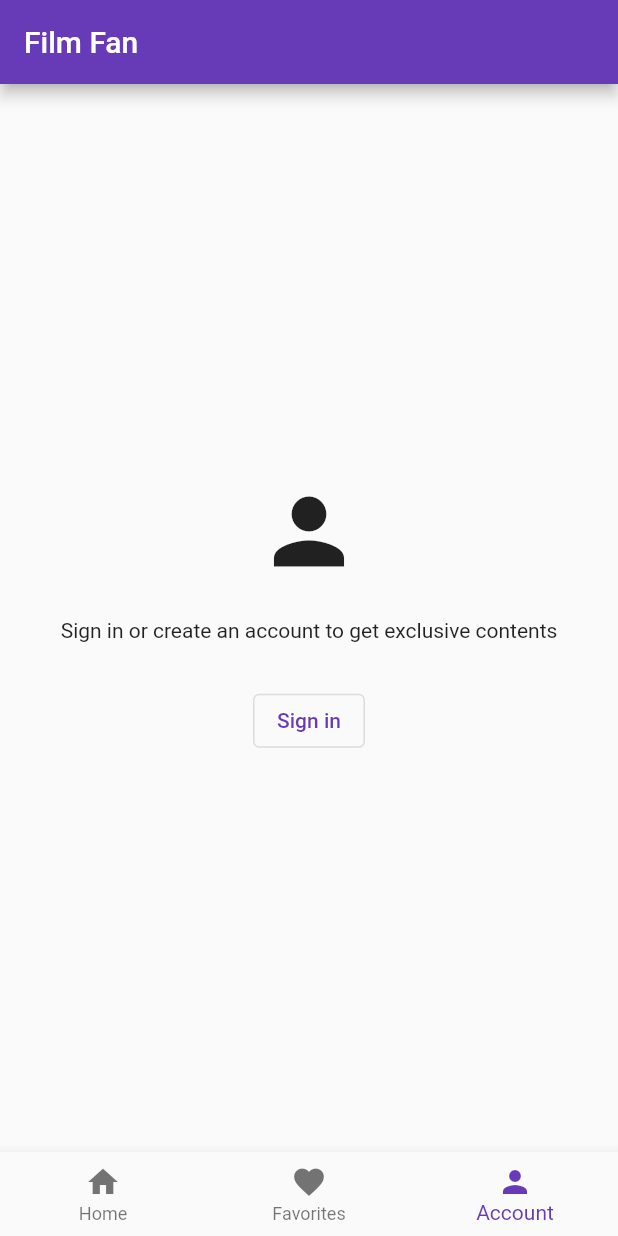
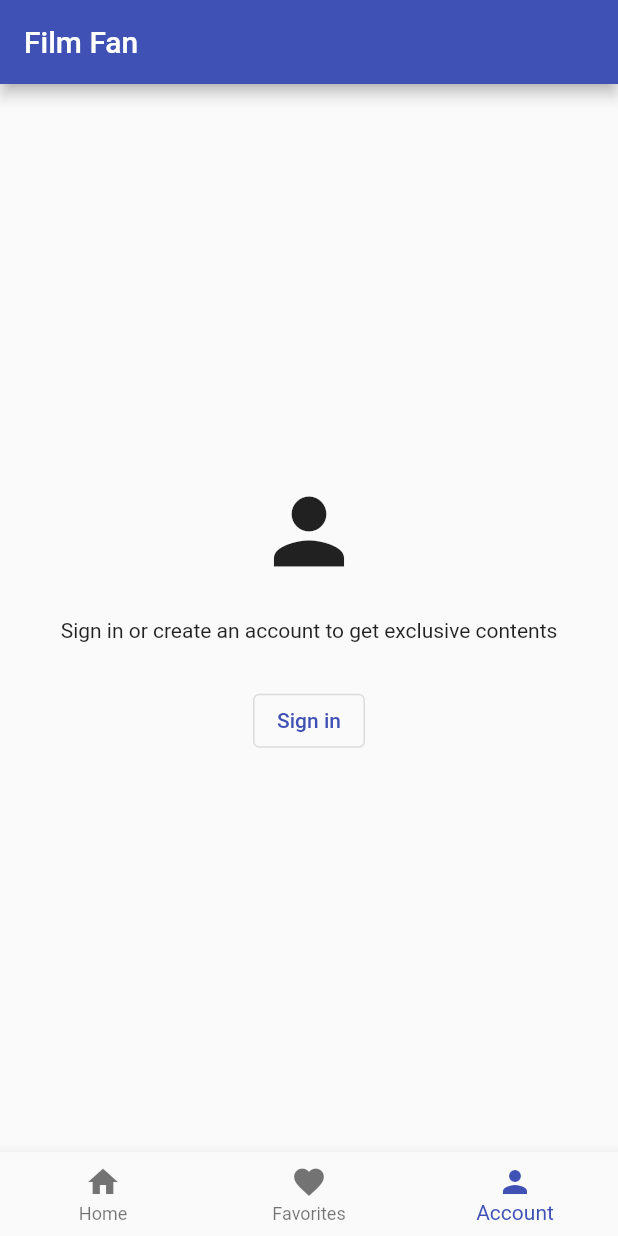
Before and after one commit to RegisSaffi/film-fan-app-challenge, a Flutter app: the screen it shows after launch, swiped to page 3, on a phone screen of 412 x 824 dp. Run offline on Flutter 3.47's test engine with Material 2 defaults, Android fonts, the phone set to English and light mode, and no system bars; our stand-ins replace dio; network calls fail.

Commit message:
Added nullable to some fields

```diff
--- a/lib/main.dart
+++ b/lib/main.dart
@@ -30,7 +30,7 @@ class MyApp extends StatelessWidget {
       title: 'Film Fan',
       debugShowCheckedModeBanner: false,
       theme: ThemeData(
-        primarySwatch: Colors.deepPurple,
+        primarySwatch: Colors.indigo,
       ),
       home: HomeScreen(
       ),
--- a/lib/models/movie.dart
+++ b/lib/models/movie.dart
@@ -4,7 +4,7 @@ class Movie{
 
   String title;
   String originalTitle;
-  String backdropPath;
+  String? backdropPath;
   int id;
   num popularity;
   String posterPath;
@@ -16,7 +16,7 @@ class Movie{
   Movie({
       required this.title,
       required this.originalTitle,
-      required this.backdropPath,
+       this.backdropPath,
       required this.id,
       required this.popularity,
       required this.posterPath,
```
